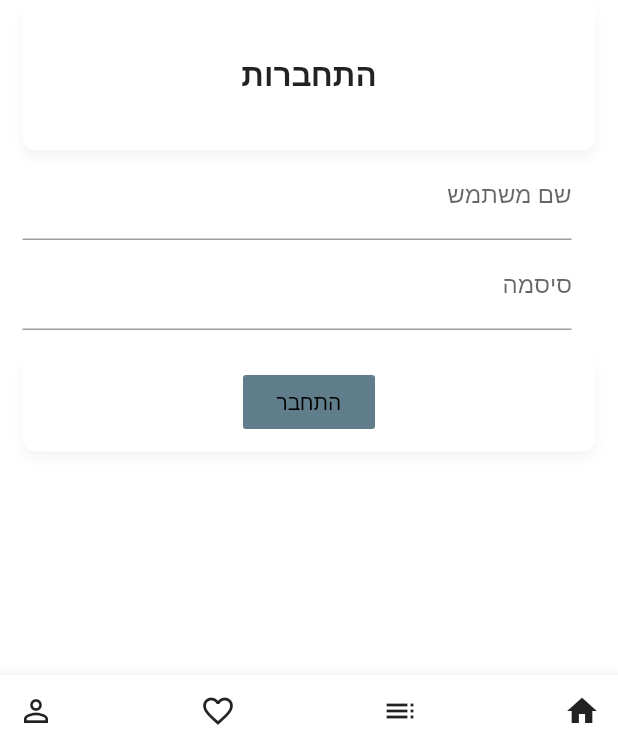
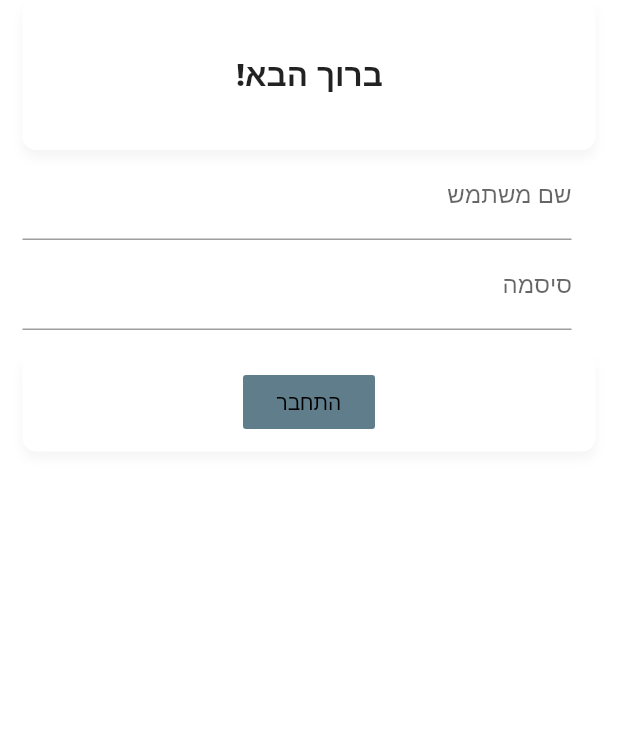
Before and after one commit to or25/Ztweet, a Flutter app: the screen it shows after launch, after a tap on "התחבר", on a phone screen of 412 x 824 dp, the part 489-1236 px from its top. Run offline on Flutter 3.47's test engine with Material 2 defaults, Android fonts, the phone set to English and light mode, and no system bars.

Commit message:
Second Commit

```diff
--- a/lib/main.dart
+++ b/lib/main.dart
@@ -1,14 +1,24 @@
 import 'package:flutter/material.dart';
-import 'package:restaurant_booking/restaurant.dart';
-import 'package:restaurant_booking/starDisplay.dart';
+import 'package:restaurant_booking/widgets/loginScreen.dart';
+import 'package:restaurant_booking/widgets/restaurant.dart';
+import 'package:restaurant_booking/widgets/starDisplay.dart';
 import 'package:intl/intl.dart';
-import './restaurant.dart';
+import './widgets/restaurant.dart';
+import './widgets/commentSection.dart';
+import './widgets/loginScreen.dart';
 
 import 'package:flutter_localizations/flutter_localizations.dart';
 
 void main() => runApp(MyApp());
+
+void successful_login_navigator(context){
+  Navigator.push(
+    context,
+    MaterialPageRoute(builder: (context) => HomeScreen()),
+  );
+}
 List<String> allCommentsList= new List<String>();
-String myuserName="";
+
 List<String> buttonsTitle = [
   "South",
   "North",
@@ -48,12 +58,12 @@ class MyApp extends StatelessWidget {
           primarySwatch: Colors.orange,
           fontFamily: 'Montserrat',
         ),
-        home: Home1() //RestaurantPage(),
+        home: LoginScreen(successful_login_navigator)
         );
   }
 }
 
-class Home extends StatelessWidget {
+class HomeScreen extends StatelessWidget {
   static int count1 = 0;
   static int count2 = 0;
   static int count3 = 0;
@@ -160,7 +170,7 @@ class Home extends StatelessWidget {
                         children: <Widget>[
                           Row(
                             children: <Widget>[
-                              Text( "היי,  "+myuserName +". ברוך השב!     ",
+                              Text( "היי,  " +". ברוך השב!     ",
                               style: TextStyle(  fontWeight: FontWeight.bold,),),
                               Text(
                               DateFormat(' EEE d MMM  ').format(DateTime.now()),)
@@ -487,7 +497,7 @@ class MyCustomButton extends StatelessWidget {
 }
 
 class MyPersonalPage extends StatelessWidget {
-  List<String> allcommentString;
+  final List<String> allcommentString;
   MyPersonalPage(this.allcommentString);
   @override
   Widget build(BuildContext context) {
@@ -497,155 +507,3 @@ class MyPersonalPage extends StatelessWidget {
     ));
   }
 }
-class Home1 extends StatelessWidget {
-
-  String _passwordUser1= "123456789";
-  String _passwordAdmin1 = "987654321";
-  String userNameAdmin ="Admin";
-  String userName = "5772705";
-
-  final passWordController = TextEditingController();
-  final userController = TextEditingController();
-
-
-    void _onSaved(context){
-      final enteredUser = userController.text;
-      final password = passWordController.text;
-      print(password== _passwordUser1 );
-
-      print(userNameAdmin== enteredUser);
-      if(password== _passwordUser1 && userName== enteredUser){
-        print("success Login!!");
-        myuserName= userName;
-        Navigator.push(
-          context,
-          MaterialPageRoute(builder: (context) => Home()),
-        );
-      }
-      else{
-        print("what?");
-      }
-    }
-
-  @override
-  Widget build(BuildContext context) {
-    return Scaffold(
-      backgroundColor: Colors.white,
-      bottomNavigationBar: BottomAppBar(
-        shape: CircularNotchedRectangle(),
-        notchMargin: 7.0,
-        child: new Row(
-          mainAxisSize: MainAxisSize.max,
-          mainAxisAlignment: MainAxisAlignment.spaceBetween,
-          children: <Widget>[
-            IconButton(
-              icon: Icon(Icons.home),
-              onPressed: () {},
-            ),
-            IconButton(
-              icon: Icon(Icons.list),
-              onPressed: () {},
-            ),
-            IconButton(
-              icon: Icon(Icons.favorite_border),
-              onPressed: () {},
-            ),
-            IconButton(
-              icon: Icon(Icons.person_outline),
-              onPressed: () {},
-            ),
-          ],
-        ),
-      ),
-      body: SafeArea(
-        child: Container(
-          margin: EdgeInsets.all(15.0),
-          child: SingleChildScrollView(
-            child: Column(
-              crossAxisAlignment: CrossAxisAlignment.start,
-              children: <Widget>[
-                SizedBox(
-                  height: 11.0,
-                ),
-                ClipRRect( //Replace with logo]
-                  child: Padding(padding: EdgeInsets.only(left: 40.0) ,child: Center(child: Container(height: 300, width: 300,child: Image.asset("assets/imgs/logo.jpeg")))),
-                  borderRadius: BorderRadius.circular(50.0),
-                ),
-
-                Container(
-                  height: 100,
-                  // padding: EdgeInsets.symmetric(vertical: 9, horizontal: 13),
-                  decoration: BoxDecoration(
-                    color: Colors.white,
-                    borderRadius: BorderRadius.circular(9.0),
-                    boxShadow: [
-                      BoxShadow(
-                          blurRadius: 5.0,
-                          offset: Offset(0, 5),
-                          color: Colors.grey[100]),
-                    ],
-                  ),
-                  child: Row(
-                    mainAxisAlignment: MainAxisAlignment.center,
-                    children: <Widget>[
-                      Text(
-                        "התחברות",
-                        style: TextStyle(
-                          fontWeight: FontWeight.bold,
-                          fontSize: 21,
-                        ),
-                      )
-                    ],
-                  ),
-
-                ),
-                new TextFormField(
-                  controller: userController,
-                  decoration: const InputDecoration(
-                      labelText: 'שם משתמש',
-                      icon: const Padding(
-                          padding: const EdgeInsets.only(top: 15.0),
-                          )),
-                ),
-                new TextFormField(
-                  controller: passWordController,
-                      decoration: const InputDecoration(
-                          labelText: 'סיסמה',
-                          icon: const Padding(
-                              padding: const EdgeInsets.only(top: 15.0),)),
-                              // onSaved: (val) => _password = val,
-                              // validator: (val) => val.length !=7 ? 'Password too short.' : null,
-                    ),
-                SizedBox(height: 15.0),
-                Container(
-                  padding: EdgeInsets.symmetric(vertical: 9, horizontal: 13),
-                  decoration: BoxDecoration(
-                    color: Colors.white,
-                    borderRadius: BorderRadius.circular(9.0),
-                    boxShadow: [
-                      BoxShadow(
-                          blurRadius: 5.0,
-                          offset: Offset(0, 5),
-                          color: Colors.grey[100]),
-                    ],
-                  ),
-                  child: Row(
-                    mainAxisAlignment: MainAxisAlignment.center,
-                    children: <Widget>[
-                      FlatButton(
-                        color: Colors.blueGrey,
-                        child: Text('התחבר'),
-                          textColor: Colors.black,
-                          onPressed: ()=>_onSaved(context),
-                      ),
-                    ],
-                  ),
-                ),
-              ],
-            ),
-          ),
-        ),
-      ),
-    );
-  }
-}
--- /dev/null
+++ b/lib/widgets/commentSection.dart
@@ -0,0 +1,29 @@
+
+import 'package:flutter/material.dart';
+import 'package:intl/intl.dart';
+
+
+class CommentSection extends StatelessWidget {
+  int id;
+  final List<String> myList;
+  CommentSection(this.myList,this.id);
+  @override
+  Widget build(BuildContext context) {
+    // return Text("hello");
+    return Scaffold(
+      body: ListView(
+        padding: EdgeInsets.all(8.0),
+        children: myList!=null || myList[id]=="Bahadim City"? myList
+            .map(
+              (data) => ListTile(
+                  leading: Icon(Icons.comment),
+                  title: Text(DateFormat('kk:mm:ss \t EEE d MMM')
+                      .format(new DateTime.now())
+                      .toString()),
+                  subtitle: Text(data)),
+            )
+            .toList() : [Text('You Haven\'t entered any input yet!')],
+      ),
+    );
+  }
+}
--- /dev/null
+++ b/lib/widgets/loginScreen.dart
@@ -0,0 +1,135 @@
+import 'package:flutter/material.dart';
+import 'package:restaurant_booking/widgets/restaurant.dart';
+import 'package:restaurant_booking/widgets/starDisplay.dart';
+import 'package:intl/intl.dart';
+import '../widgets/restaurant.dart';
+import '../widgets/commentSection.dart';
+
+
+import 'package:flutter_localizations/flutter_localizations.dart';
+
+class LoginScreen extends StatelessWidget {
+  String myuserName="";
+  final String _passwordUser1= "123";
+  final String _passwordAdmin1 = "987654321";
+  final String userNameAdmin ="Admin";
+  final String userName = "or";
+  final  Function succsseful_login_navigator;
+
+  LoginScreen(this.succsseful_login_navigator);
+
+  final passWordController = TextEditingController();
+  final userController = TextEditingController();
+
+
+    void _onSaved(context){
+      final enteredUser = userController.text;
+      final password = passWordController.text;
+      print(password== _passwordUser1 );
+
+      print(userNameAdmin== enteredUser);
+      if(password== _passwordUser1 && userName== enteredUser){
+        succsseful_login_navigator(context);
+      }
+      else{
+        print("what?");
+      }
+    }
+
+  @override
+  Widget build(BuildContext context) {
+    return Scaffold(
+      backgroundColor: Colors.white,
+
+      body: SafeArea(
+        child: Container(
+          margin: EdgeInsets.all(15.0),
+          child: SingleChildScrollView(
+            child: Column(
+              crossAxisAlignment: CrossAxisAlignment.start,
+              children: <Widget>[
+                SizedBox(
+                  height: 11.0,
+                ),
+                ClipRRect(
+                  child: Padding(padding: EdgeInsets.only(left: 40.0) ,child: Center(child: Container(height: 300, width: 300,child: Image.asset("assets/imgs/logo.jpeg")))),
+                  borderRadius: BorderRadius.circular(50.0),
+                ),
+
+                Container(
+                  height: 100,
+                  // padding: EdgeInsets.symmetric(vertical: 9, horizontal: 13),
+                  decoration: BoxDecoration(
+                    color: Colors.white,
+                    borderRadius: BorderRadius.circular(9.0),
+                    boxShadow: [
+                      BoxShadow(
+                          blurRadius: 5.0,
+                          offset: Offset(0, 5),
+                          color: Colors.grey[100]),
+                    ],
+                  ),
+                  child: Row(
+                    mainAxisAlignment: MainAxisAlignment.center,
+                    children: <Widget>[
+                      Text(
+                        "ברוך הבא!",
+                        style: TextStyle(
+                          fontWeight: FontWeight.bold,
+                          fontSize: 21,
+                        ),
+                      )
+                    ],
+                  ),
+
+                ),
+                new TextFormField(
+                  controller: userController,
+                  decoration: const InputDecoration(
+                      labelText: 'שם משתמש',
+                      icon: const Padding(
+                          padding: const EdgeInsets.only(top: 15.0),
+                          )),
+                ),
+                new TextFormField(
+                  controller: passWordController,
+                      decoration: const InputDecoration(
+                          labelText: 'סיסמה',
+                          icon: const Padding(
+                              padding: const EdgeInsets.only(top: 15.0),)),
+                              // onSaved: (val) => _password = val,
+                              // validator: (val) => val.length !=7 ? 'Password too short.' : null,
+                    ),
+                SizedBox(height: 15.0),
+                Container(
+                  padding: EdgeInsets.symmetric(vertical: 9, horizontal: 13),
+                  decoration: BoxDecoration(
+                    color: Colors.white,
+                    borderRadius: BorderRadius.circular(9.0),
+                    boxShadow: [
+                      BoxShadow(
+                          blurRadius: 5.0,
+                          offset: Offset(0, 5),
+                          color: Colors.grey[100]),
+                    ],
+                  ),
+                  child: Row(
+                    mainAxisAlignment: MainAxisAlignment.center,
+                    children: <Widget>[
+                      FlatButton(
+                        color: Colors.blueGrey,
+                        child: Text('התחבר'),
+                          textColor: Colors.black,
+                          onPressed: ()=>_onSaved(context),
+                      ),
+                    ],
+                  ),
+                ),
+              ],
+            ),
+          ),
+        ),
+      ),
+    );
+  }
+}
--- a/lib/restaurant.dart
+++ b/lib/widgets/restaurant.dart
@@ -1,8 +1,7 @@
 import 'package:flutter/material.dart';
-import 'package:restaurant_booking/starDisplay.dart';
-import 'package:intl/intl.dart';
-import './main.dart';
+import 'package:restaurant_booking/widgets/starDisplay.dart';
 import './newComment.dart';
+import './commentSection.dart';
 
 class RestaurantPage extends StatefulWidget {
   int id;
@@ -370,30 +369,6 @@ class RoundButtonNew extends StatelessWidget {
   }
 }
 
-class CommentSection extends StatelessWidget {
-  int id;
-  final List<String> myList;
-  CommentSection(this.myList,this.id);
-  @override
-  Widget build(BuildContext context) {
-    // return Text("hello");
-    return Scaffold(
-      body: ListView(
-        padding: EdgeInsets.all(8.0),
-        children: myList!=null || myList[id]=="Bahadim City"? myList
-            .map(
-              (data) => ListTile(
-                  leading: Icon(Icons.comment),
-                  title: Text(DateFormat('kk:mm:ss \t EEE d MMM')
-                      .format(new DateTime.now())
-                      .toString()),
-                  subtitle: Text(data)),
-            )
-            .toList() : [Text('You Haven\'t entered any input yet!')],
-      ),
-    );
-  }
-}
 
 class CommentForm extends StatelessWidget {
   @override
```
Also changed, not shown: lib/classes/button_bar.dart (added), lib/widgets/newComment.dart (renamed from lib/newComment.dart), lib/widgets/starDisplay.dart (renamed from lib/starDisplay.dart).
